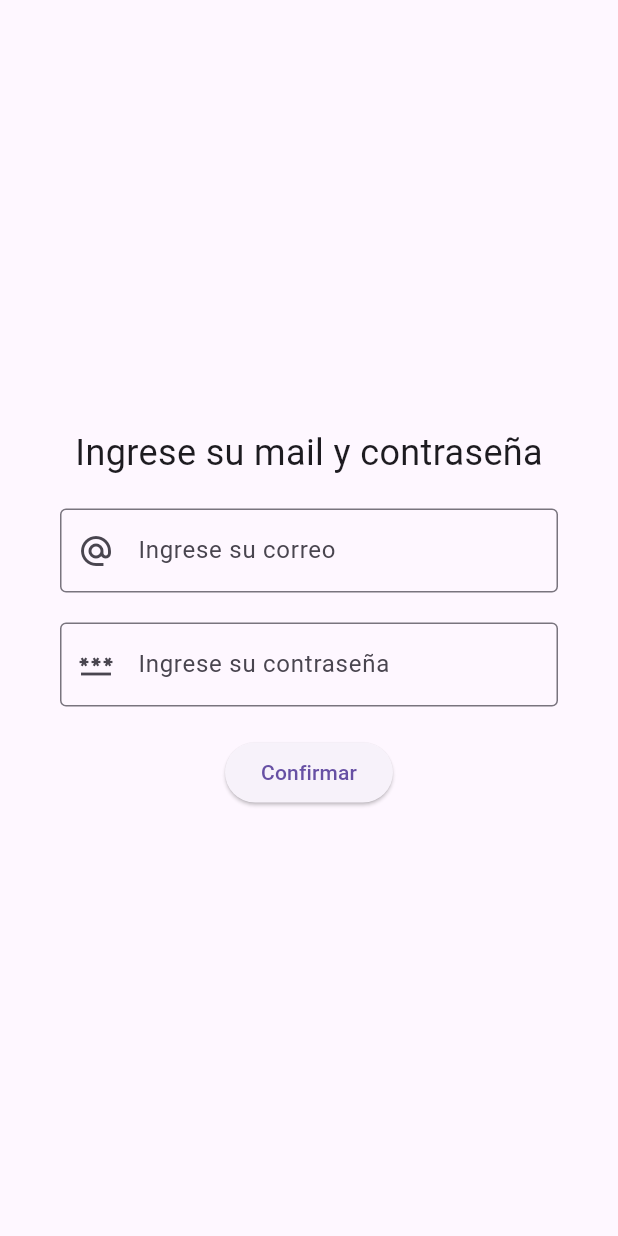
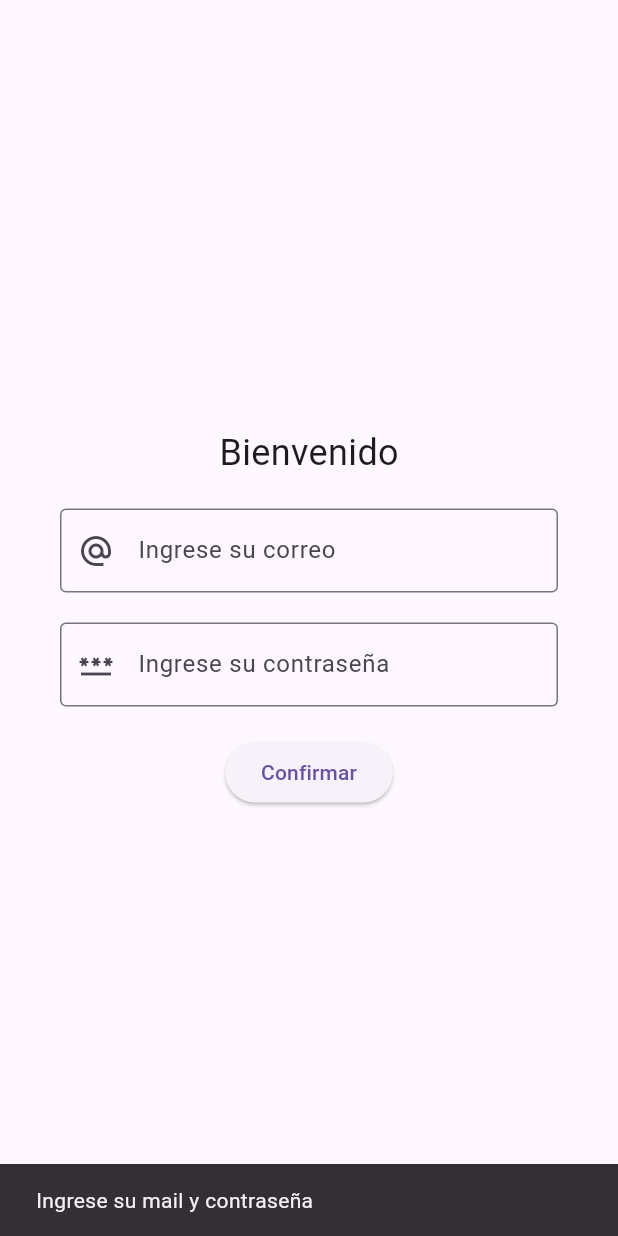
Before and after one commit to MarcoMallardo/textfield_test, a Flutter app: the screen it shows after launch, after a tap on "Confirmar", on a phone screen of 412 x 824 dp. Run offline on Flutter 3.47's test engine with Material 3 defaults, Android fonts, the phone set to English and light mode, and no system bars.

Commit message:
Agrego funcionamiento de snackbar

```diff
--- a/lib/main.dart
+++ b/lib/main.dart
@@ -38,7 +38,7 @@ class MainApp extends StatefulWidget {
 }
 
 class _MainAppState extends State<MainApp> {
-  String titleText = 'Bienvenido';
+  static const String titleText = 'Bienvenido';
   TextEditingController emailInput = TextEditingController();
   TextEditingController passwordInput = TextEditingController();
 
@@ -51,7 +51,7 @@ class _MainAppState extends State<MainApp> {
           children: [
             Padding(
               padding: const EdgeInsets.symmetric(vertical: 10),
-              child: Text(titleText, style: TextStyle(fontSize: 24)),
+              child: const Text(titleText, style: TextStyle(fontSize: 24)),
             ),
             Padding(
               padding: const EdgeInsets.symmetric(horizontal: 40.0, vertical: 10),
@@ -78,22 +78,29 @@ class _MainAppState extends State<MainApp> {
             ),
             Padding(
               padding: const EdgeInsets.symmetric(vertical: 10),
-              child: ElevatedButton(
-                onPressed: () {
-                  String email = emailInput.text;
-                  String pass = passwordInput.text;
-                  if (email.isNotEmpty && pass.isNotEmpty) {
-                    if (mailIsValid(email)) {
-                      titleText = 'Correo válido';
-                    } else {
-                      titleText = 'Correo inválido';
-                    }
-                  } else {
-                    titleText = 'Ingrese su mail y contraseña';
-                  }
-                  setState(() {});
+              child: Builder(
+                builder: (context) {
+                  return ElevatedButton(
+                    onPressed: () {
+                      String email = emailInput.text;
+                      String pass = passwordInput.text;
+                      String message;
+
+                      if (email.isEmpty || pass.isEmpty) {
+                        message = 'Ingrese su mail y contraseña';
+                      } else if (!mailIsValid(email)) {
+                        message = 'Correo inválido';
+                      } else {
+                        message = 'Correo válido';
+                      }
+
+                      ScaffoldMessenger.of(context).showSnackBar(
+                        SnackBar(content: Text(message)),
+                      );
+                    },
+                    child: Text('Confirmar'),
+                  );
                 },
-                child: Text('Confirmar')
               ),
             ),
           ],
```
